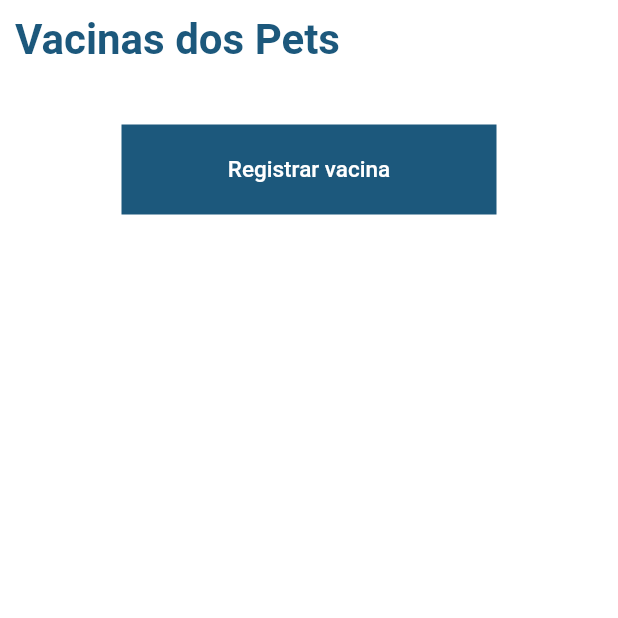
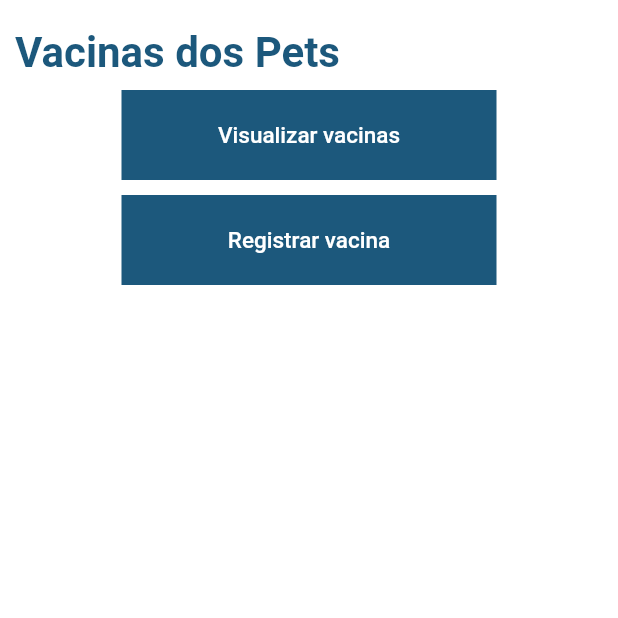
Before and after one commit to Mariana-Helena/C317-Conecte-Pet-App, a Flutter app: the VacinasPetPage screen opened directly, on a phone screen of 412 x 824 dp, the top half of it. Run offline on Flutter 3.47's test engine with Material 2 defaults, Android fonts, the phone set to English and light mode, and no system bars; our stand-ins replace image_picker, shared_preferences; missing offline and left inert: dart:html, image_picker_web; accounts and stored records are empty.

Commit message:
update preview vacinas Vet

```diff
--- a/lib/vacinas.dart
+++ b/lib/vacinas.dart
@@ -1,5 +1,5 @@
 import 'package:flutter/material.dart';
-import 'package:flutter/services.dart';
+import 'vetVacinas.dart';
 import 'menu.dart';
 import 'vacinasRegistro.dart';
 import 'package:http/http.dart' as http;
@@ -78,6 +78,7 @@ class VacinasPetPageState extends State<VacinasPetPage> {
 
   var pets = [];
   var vacinas = [];
+  var ehvet = true;
   bool openDialog = false;
   String selectedPetId;
   String selectedPetNome;
@@ -120,9 +121,14 @@ class VacinasPetPageState extends State<VacinasPetPage> {
                         color: Color.fromRGBO(28, 88, 124, 1),
                         fontSize: 28,
                         fontWeight: FontWeight.bold)),
+                SizedBox(
+                  height: 50,
+                ),
               ]),
               openDialog
-                  ? Container(
+                  ? SizedBox(
+                // width: 100,
+                // height: 100,
                 child: AlertDialog(
                   title: Text('$selectedPetNome',
                       style: TextStyle(
@@ -245,7 +251,63 @@ class VacinasPetPageState extends State<VacinasPetPage> {
                   ],
                 ),
               )
-                  : GridView.count(
+                  :
+              ehvet?
+                Container(
+                child: Column(
+                children: <Widget>[
+                  Container(
+                    height: 60,
+                    width: 250,
+                    decoration:
+                    BoxDecoration(color: Color.fromRGBO(28, 88, 124, 1)),
+                    child: FlatButton(
+                      disabledColor: Color.fromRGBO(238, 238, 238, 1),
+                      onPressed: openDialog
+                          ? null
+                          : () {
+                        Navigator.push(
+                            context,
+                            MaterialPageRoute(
+                                builder: (_) => VetVacinasPet()));
+                      },
+                      child: Text(
+                        'Visualizar vacinas',
+                        style: TextStyle(color: Colors.white, fontSize: 15),
+                      ),
+                    ),
+                    ),
+                    SizedBox(
+                      height: 10,
+                    ),
+                    Container(
+                      height: 60,
+                      width: 250,
+                      decoration:
+                      BoxDecoration(color: Color.fromRGBO(28, 88, 124, 1)),
+                      child: FlatButton(
+                      disabledColor: Color.fromRGBO(238, 238, 238, 1),
+                      onPressed: openDialog
+                      ? null
+                          : () {
+                      Navigator.push(
+                      context,
+                      MaterialPageRoute(
+                      builder: (_) => VacinasRegistro()));
+                      },
+                      child: Text(
+                      'Registrar vacina',
+                      style: TextStyle(color: Colors.white, fontSize: 15),
+                      ),
+                      ),
+                    ),
+                    SizedBox(
+                      height: 60,
+                    ),
+                    ]
+                    ))
+                  :
+                GridView.count(
                 shrinkWrap: true,
                 physics: ClampingScrollPhysics(),
                 primary: false,
@@ -276,32 +338,7 @@ class VacinasPetPageState extends State<VacinasPetPage> {
                     ),
                 ],
               ),
-              openDialog
-                  ? Container()
-                  : Container(
-                height: 60,
-                width: 250,
-                decoration:
-                BoxDecoration(color: Color.fromRGBO(28, 88, 124, 1)),
-                child: FlatButton(
-                  disabledColor: Color.fromRGBO(238, 238, 238, 1),
-                  onPressed: openDialog
-                      ? null
-                      : () {
-                    Navigator.push(
-                        context,
-                        MaterialPageRoute(
-                            builder: (_) => VacinasRegistro()));
-                  },
-                  child: Text(
-                    'Registrar vacina',
-                    style: TextStyle(color: Colors.white, fontSize: 15),
-                  ),
-                ),
-              ),
-              SizedBox(
-                height: 10,
-              ),
+
             ],
           ),
         ),
```
Also changed, not shown: lib/vetVacinas.dart (added, +312 -0 lines), 1 other file.
